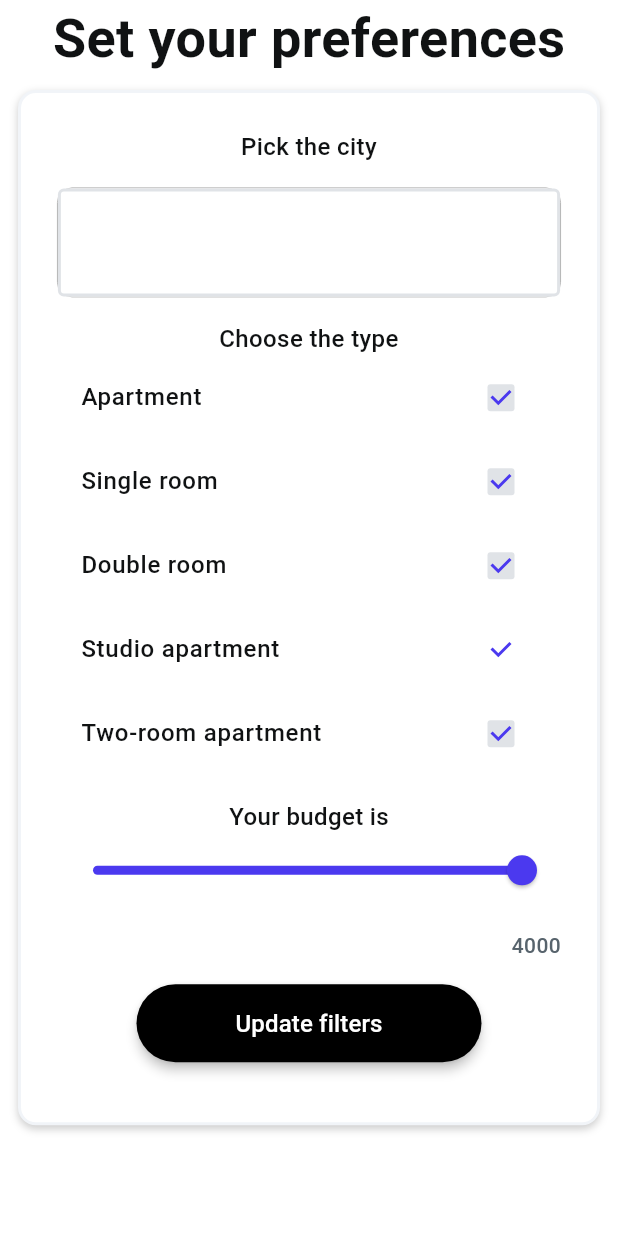
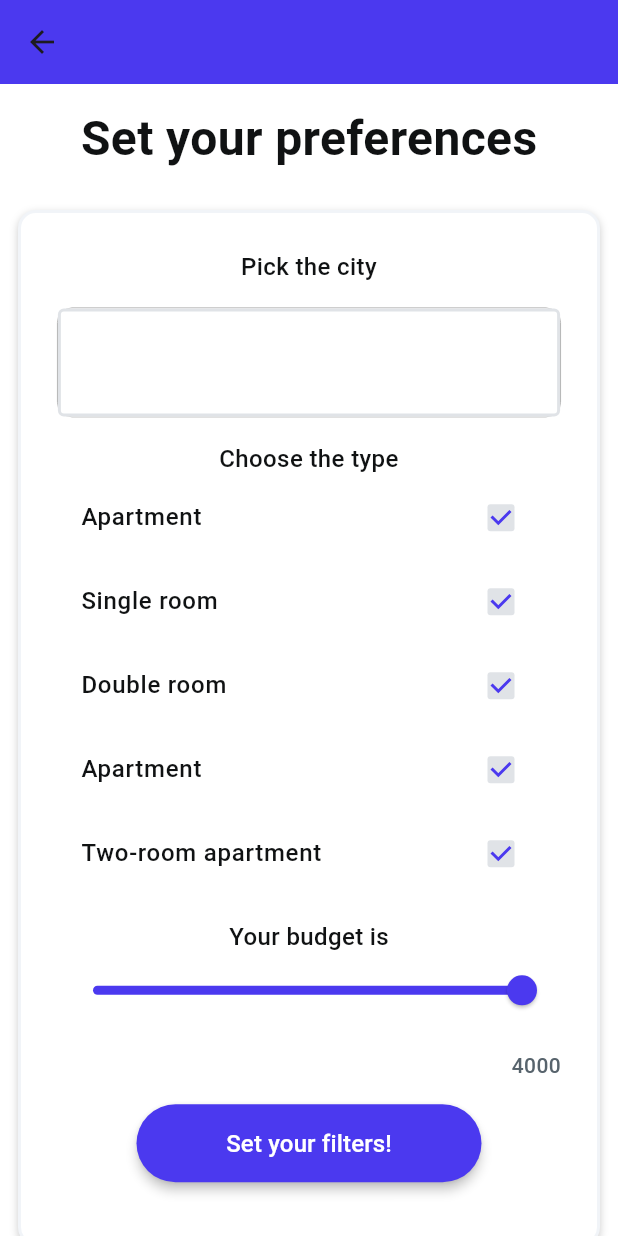
Before and after one commit to antonio-mercurio/DIMAproject, a Flutter app: the FormFilterPeopleAdj screen opened directly, on a phone screen of 412 x 824 dp. Run offline on Flutter 3.47's test engine with Material 3 defaults, Android fonts, the phone set to English and light mode, and no system bars; drawn by our look-alikes of google_places_flutter; our stand-ins replace badges, cloud_firestore, firebase_auth, firebase_core, firebase_storage, flutter_spinkit and 2 more; missing offline and left inert: geocoding_resolver; accounts and stored records are empty; Roboto replaces fonts that are missing (Plus Jakarta Sans).

Commit message:
aggiustamenti lato personal profile user

```diff
--- a/prva/lib/screens/personal_profile/form_filter_people_adj.dart
+++ b/prva/lib/screens/personal_profile/form_filter_people_adj.dart
@@ -58,6 +58,8 @@ class _FormFilterPeopleAdjState extends State<FormFilterPeopleAdj> {
           checkboxListTileValue5 = initialType4(oldFilters);
 
           return Scaffold(
+            appBar: AppBar(
+            backgroundColor: const Color(0xFF4B39EF),),
             backgroundColor: Colors.white,
             body: SafeArea(
               top: true,
@@ -69,8 +71,7 @@ class _FormFilterPeopleAdjState extends State<FormFilterPeopleAdj> {
                     mainAxisAlignment: MainAxisAlignment.center,
                     children: [
                       Padding(
-                        padding:
-                            const EdgeInsetsDirectional.fromSTEB(0, 0, 0, 0),
+                        padding: const EdgeInsets.all(12),
                         child: Container(
                           width: double.infinity,
                           height: 48,
@@ -83,7 +84,7 @@ class _FormFilterPeopleAdjState extends State<FormFilterPeopleAdj> {
                             style: TextStyle(
                               fontFamily: 'Plus Jakarta Sans',
                               color: Color(0xFF101213),
-                              fontSize: 36,
+                              fontSize: 32,
                               fontWeight: FontWeight.w600,
                             ),
                           ),
@@ -447,7 +448,7 @@ class _FormFilterPeopleAdjState extends State<FormFilterPeopleAdj> {
                                                         newValue!);
                                               },
                                               title: Text(
-                                                typeOfAppartament[3],
+                                                typeOfAppartament[0],
                                                 style: const TextStyle(
                                                   fontFamily:
                                                       'Plus Jakarta Sans',
@@ -457,7 +458,8 @@ class _FormFilterPeopleAdjState extends State<FormFilterPeopleAdj> {
                                                 ),
                                               ),
                                               tileColor: Colors.white,
-                                              activeColor: Colors.white,
+                                              activeColor:
+                                                  const Color(0xFFE0E3E7),
                                               checkColor:
                                                   const Color(0xFF4B39EF),
                                               dense: false,
@@ -467,6 +469,7 @@ class _FormFilterPeopleAdjState extends State<FormFilterPeopleAdj> {
                                             ),
                                           ),
                                         ),
+
                                       ]),
                                   Row(
                                       mainAxisSize: MainAxisSize.max,
@@ -584,8 +587,7 @@ class _FormFilterPeopleAdjState extends State<FormFilterPeopleAdj> {
                                             padding: const EdgeInsetsDirectional
                                                 .fromSTEB(0, 0, 0, 16),
                                             child: Text(
-                                              sliderValue?.round().toString() ??
-                                                  '50',
+                                              sliderValue.round().toString(),
                                               textAlign: TextAlign.center,
                                               style: const TextStyle(
                                                 fontFamily: 'Plus Jakarta Sans',
@@ -602,10 +604,9 @@ class _FormFilterPeopleAdjState extends State<FormFilterPeopleAdj> {
                                   Align(
                                 alignment: const AlignmentDirectional(0, 0),
                                 child: Padding(
-                                      padding:
-                                          const EdgeInsetsDirectional.fromSTEB(
+                                  padding: const EdgeInsetsDirectional.fromSTEB(
                                       0, 0, 0, 16),
-                                      child: ElevatedButton(
+                                      child:  ElevatedButton(
                                         onPressed: () async {
                                           if (scaffoldKey.currentState!
                                               .validate()) {
@@ -642,22 +643,23 @@ class _FormFilterPeopleAdjState extends State<FormFilterPeopleAdj> {
                                         },
                                         style: ElevatedButton.styleFrom(
                                       fixedSize: const Size(230, 52),
-                                          backgroundColor: Colors.black,
+                                      backgroundColor:const Color(0xFF4B39EF),
                                        elevation: 3.0,
+                                       shape: RoundedRectangleBorder(
+                                        borderRadius: BorderRadius.circular(40),
+                                       ),
                                        side: const BorderSide(
                                         color: Colors.transparent,
                                         width: 1,
                                       ),
                                     ),
-                                        child: const Text(
-                                          'Update filters',
+                                    child : const Text('Set your filters!',
                                     style: TextStyle(
                                       fontFamily: 'Plus Jakarta Sans',
                                             color: Colors.white,
                                             fontSize: 16,
                                             fontWeight: FontWeight.w500,
-                                          ),
-                                        ),
+                                    ),),
                                     ),
                                       ),
                                   ),
```
Also changed, not shown: prva/lib/screens/personal_profile/userHomepage.dart (+108 -82 lines). Lines whose indentation alone changed are shown as unchanged.
